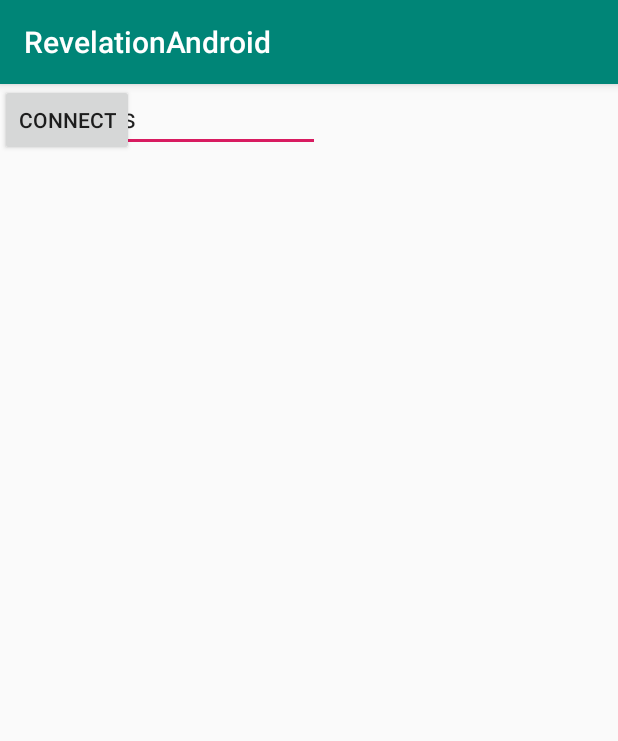
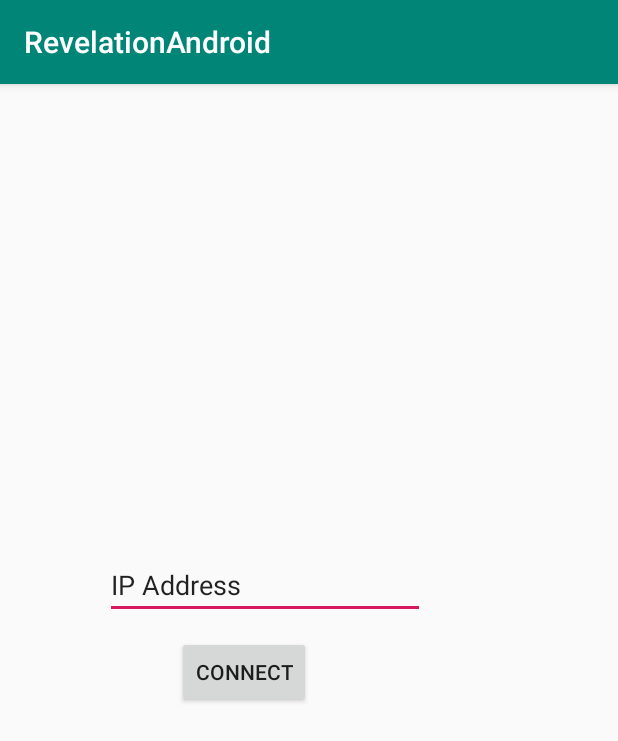
Before and after one commit to jamesbhall423/RevelationAndroid, an Android app: the screen it shows after launch (MainActivity), on a phone screen of 412 x 824 dp. Shown: the top 741 px of the screen. Run offline under Robolectric (Android 15) with nearby library versions, the phone set to English and light mode, and no system bars.

Commit message:
Main Activity

```diff
--- a/app/src/main/AndroidManifest.xml
+++ b/app/src/main/AndroidManifest.xml
@@ -10,6 +10,7 @@
         android:roundIcon="@mipmap/ic_launcher_round"
         android:supportsRtl="true"
         android:theme="@style/AppTheme">
+        <activity android:name=".android.GameActivity"></activity>
         <activity android:name=".MainActivity">
             <intent-filter>
                 <action android:name="android.intent.action.MAIN" />
--- a/app/src/main/java/com/github/jamesbhall423/revelationandroid/MainActivity.java
+++ b/app/src/main/java/com/github/jamesbhall423/revelationandroid/MainActivity.java
@@ -23,7 +23,7 @@ public class MainActivity extends AppCompatActivity {
             public void onClick(View v) {
                 Intent gameActivity = new Intent();
                 gameActivity.setClass(MainActivity.this, GameActivity.class);
-                gameActivity.putExtra(GameActivity.IP_OTHER,ip.getText());
+                gameActivity.putExtra(GameActivity.IP_OTHER,ip.getText().toString());
 
                 startActivity(gameActivity);
             }
--- a/app/src/main/res/layout/activity_main.xml
+++ b/app/src/main/res/layout/activity_main.xml
@@ -10,18 +10,22 @@
         android:id="@+id/button"
         android:layout_width="wrap_content"
         android:layout_height="wrap_content"
+        android:layout_marginStart="118dp"
+        android:layout_marginTop="368dp"
         android:text="Connect"
-        tools:layout_editor_absoluteX="118dp"
-        tools:layout_editor_absoluteY="368dp" />
+        app:layout_constraintStart_toStartOf="parent"
+        app:layout_constraintTop_toTopOf="parent" />
 
     <EditText
         android:id="@+id/address"
         android:layout_width="wrap_content"
         android:layout_height="wrap_content"
+        android:layout_marginStart="70dp"
+        android:layout_marginTop="311dp"
         android:ems="10"
         android:inputType="text"
         android:text="IP Address"
-        tools:layout_editor_absoluteX="70dp"
-        tools:layout_editor_absoluteY="311dp" />
+        app:layout_constraintStart_toStartOf="parent"
+        app:layout_constraintTop_toTopOf="parent" />
 
 </androidx.constraintlayout.widget.ConstraintLayout>
```
Also changed, not shown: app/src/main/java/com/github/jamesbhall423/revelationandroid/android/GameActivity.java (+65 -40 lines).
